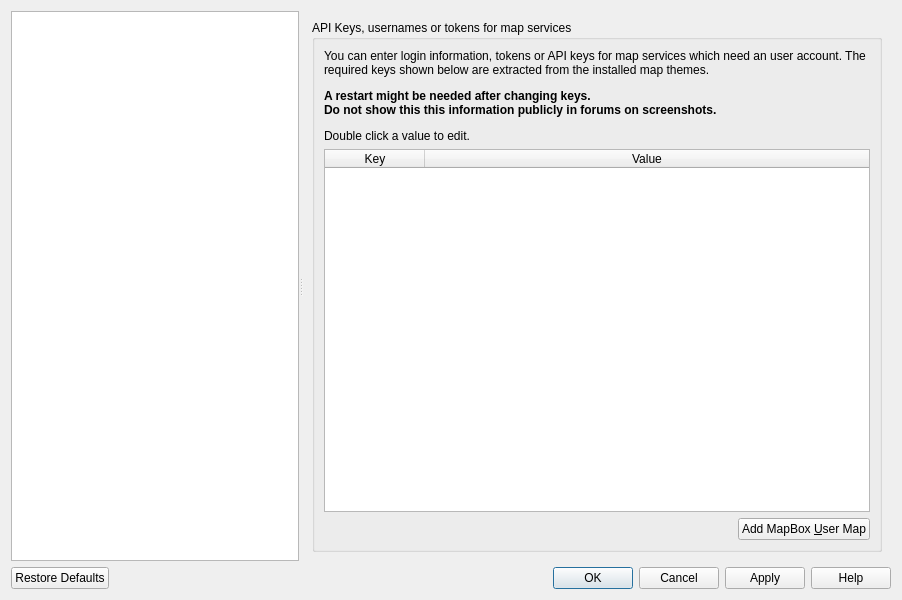
Before: the Qt Designer form src/options/options.ui in albar965/littlenavmap, drawn with Qt 5.
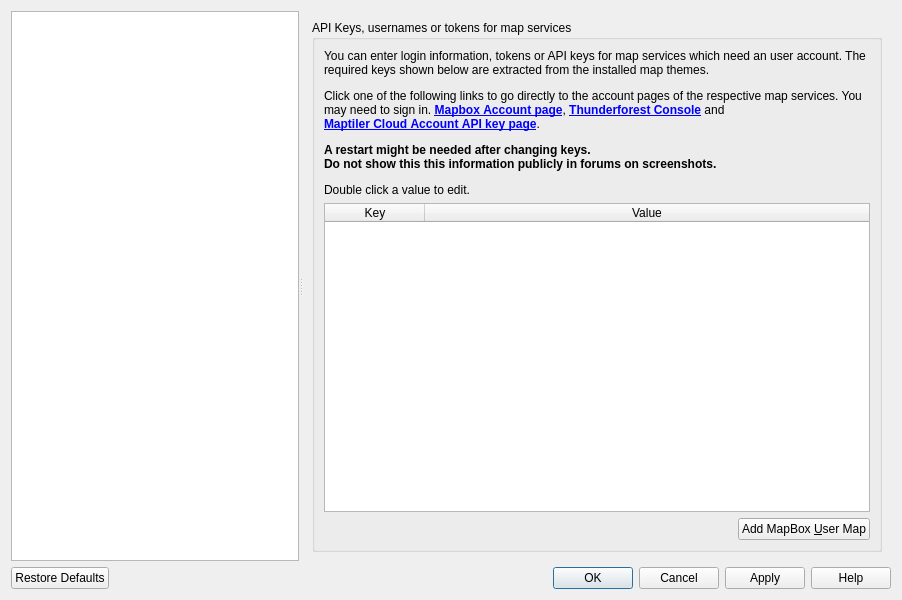
After: the same form once the commit is applied. The open tabs and pages were chosen to show the change.

Commit message: Improved key dialogs in options for map themes and added related links to map services in options page.

```diff
--- a/src/options/options.ui
+++ b/src/options/options.ui
@@ -4011,8 +4011,16 @@
              <property name="text">
               <string>&lt;p&gt;You can enter login information, tokens or API keys for map services which need an user account.
 The required keys shown below are extracted from the installed map themes.&lt;/p&gt;
+
+&lt;p&gt;Click one of the following links to go directly to the account pages of the respective map services. You may need to sign in. 
+&lt;a href=&quot;https://account.mapbox.com/&quot;&gt;&lt;b&gt;Mapbox&amp;nbsp;Account&amp;nbsp;page&lt;/b&gt;&lt;/a&gt;,
+&lt;a href=&quot;https://manage.thunderforest.com/dashboard&quot;&gt;&lt;b&gt;Thunderforest&amp;nbsp;Console&lt;/b&gt;&lt;/a&gt; and 
+&lt;a href=&quot;https://cloud.maptiler.com/account/keys/&quot;&gt;&lt;b&gt;Maptiler&amp;nbsp;Cloud&amp;nbsp;Account&amp;nbsp;API&amp;nbsp;key&amp;nbsp;page&lt;/b&gt;&lt;/a&gt;.
+&lt;/p&gt;
+
 &lt;p&gt;&lt;b&gt;A restart might be needed after changing keys.&lt;br/&gt;
 Do not show this this information publicly in forums on screenshots.&lt;/b&gt;&lt;/p&gt;
+
 &lt;p&gt;Double click a value to edit.&lt;/p&gt;
 </string>
              </property>
```
Left out of the diff: 55 changed lines with no effect on the pictures. The commit also changes 4 other files.
